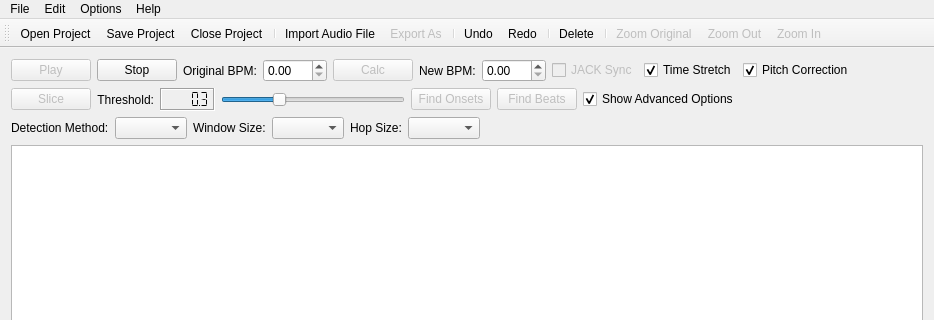
The window that src/mainwindow.ui (rock-hopper/shuriken) describes before a commit, drawn with Qt 5; both pictures show x 0 to 934 and y 0 to 320 of the 934 by 600 pixel window.
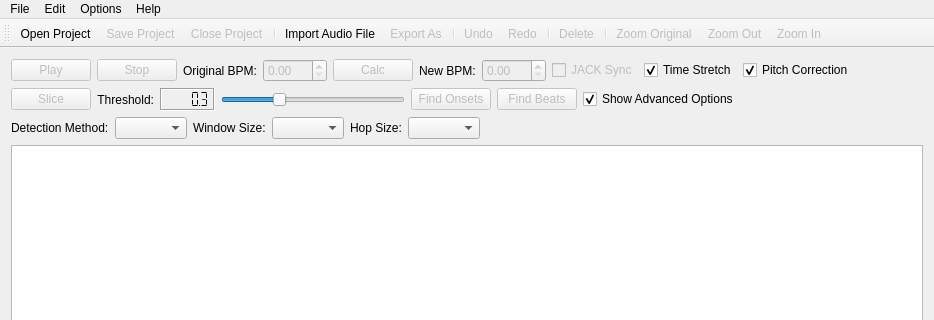
The same window after the commit. Icons and pictures are not drawn. Custom widgets are drawn as their Qt base class.

Commit message: disable actions/buttons on startup and close, enable on import audio file

The edit to the form file:
```diff
--- a/src/mainwindow.ui
+++ b/src/mainwindow.ui
@@ -35,6 +35,9 @@
       </item>
       <item>
        <widget class="QPushButton" name="pushButton_Stop">
+        <property name="enabled">
+         <bool>false</bool>
+        </property>
         <property name="text">
          <string>Stop</string>
         </property>
@@ -52,6 +55,9 @@
       </item>
       <item>
        <widget class="QDoubleSpinBox" name="doubleSpinBox_OriginalBPM">
+        <property name="enabled">
+         <bool>false</bool>
+        </property>
         <property name="maximum">
          <double>999.990000000000009</double>
         </property>
@@ -76,6 +82,9 @@
       </item>
       <item>
        <widget class="QDoubleSpinBox" name="doubleSpinBox_NewBPM">
+        <property name="enabled">
+         <bool>false</bool>
+        </property>
         <property name="maximum">
          <double>999.990000000000009</double>
         </property>
@@ -434,6 +443,9 @@
    </property>
   </action>
   <action name="actionSave_Project">
+   <property name="enabled">
+    <bool>false</bool>
+   </property>
    <property name="icon">
     <iconset>
      <normaloff>../../../../usr/share/icons/oxygen/22x22/actions/document-save.png</normaloff>../../../../usr/share/icons/oxygen/22x22/actions/document-save.png</iconset>
@@ -446,6 +458,9 @@
    </property>
   </action>
   <action name="actionClose_Project">
+   <property name="enabled">
+    <bool>false</bool>
+   </property>
    <property name="icon">
     <iconset>
      <normaloff>../../../../usr/share/icons/oxygen/22x22/actions/document-close.png</normaloff>../../../../usr/share/icons/oxygen/22x22/actions/document-close.png</iconset>
@@ -473,6 +488,9 @@
    </property>
   </action>
   <action name="actionUndo">
+   <property name="enabled">
+    <bool>false</bool>
+   </property>
    <property name="icon">
     <iconset>
      <normaloff>../../../../usr/share/icons/oxygen/22x22/actions/edit-undo.png</normaloff>../../../../usr/share/icons/oxygen/22x22/actions/edit-undo.png</iconset>
@@ -485,6 +503,9 @@
    </property>
   </action>
   <action name="actionRedo">
+   <property name="enabled">
+    <bool>false</bool>
+   </property>
    <property name="icon">
     <iconset>
      <normaloff>../../../../usr/share/icons/oxygen/22x22/actions/edit-redo.png</normaloff>../../../../usr/share/icons/oxygen/22x22/actions/edit-redo.png</iconset>
@@ -508,6 +529,9 @@
    </property>
   </action>
   <action name="actionDelete">
+   <property name="enabled">
+    <bool>false</bool>
+   </property>
    <property name="icon">
     <iconset>
      <normaloff>../../../../usr/share/icons/oxygen/22x22/actions/edit-delete.png</normaloff>../../../../usr/share/icons/oxygen/22x22/actions/edit-delete.png</iconset>
```
Left out of the diff: 3 changed lines with no effect on the pictures. The commit also changes 2 other files.
